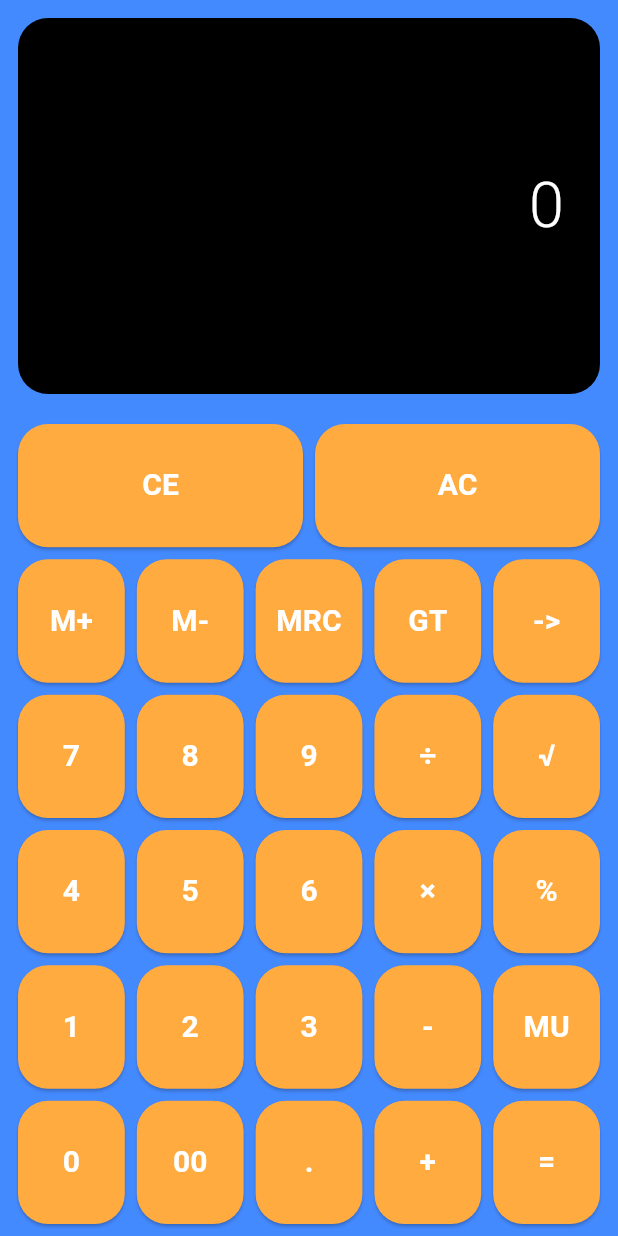
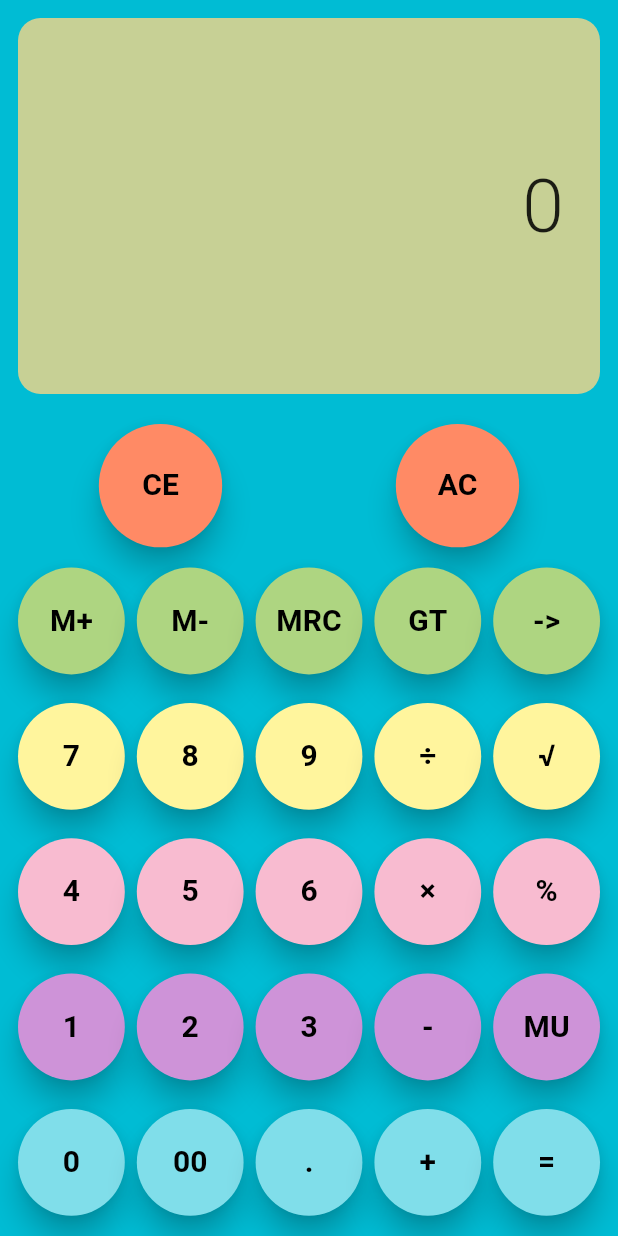
Before and after one commit to dbarrosodev/calculadora-flutter, a Flutter app: the screen it shows after launch, on a phone screen of 412 x 824 dp. Run offline on Flutter 3.47's test engine with Material 3 defaults, Android fonts, the phone set to English and light mode, and no system bars; our stand-ins replace google_fonts.

Commit message:
feat: atualizar layout da calculadora e adicionar suporte a novos plugins

```diff
--- a/lib/main.dart
+++ b/lib/main.dart
@@ -1,4 +1,5 @@
 import 'package:flutter/material.dart';
+import 'package:google_fonts/google_fonts.dart';
 import 'dart:math';
 
 void main() {
@@ -86,7 +87,7 @@ class _MainAppState extends State<MainApp> {
   Widget build(BuildContext context) {
     return MaterialApp(
       home: Scaffold(
-        backgroundColor: Colors.blueAccent,
+        backgroundColor: Colors.cyan,
         body: SafeArea(
           child: Column(
             children: [
@@ -104,17 +105,17 @@ class _MainAppState extends State<MainApp> {
                   child: Column(
                     mainAxisAlignment: MainAxisAlignment.spaceEvenly,
                     children: [
-                      Expanded(child: ButtonRow(labels: const ["CE", "AC"], onClick: updateVisor)),
+                      Expanded(child: ButtonRow(labels: const ["CE", "AC"], onClick: updateVisor, buttonColor: Colors.deepOrange.shade300)),
                       const SizedBox(height: 8),
-                      Expanded(child: ButtonRow(labels: const ["M+", "M-", "MRC", "GT", "->"], onClick: updateVisor)),
+                      Expanded(child: ButtonRow(labels: const ["M+", "M-", "MRC", "GT", "->"], onClick: updateVisor, buttonColor: Colors.lightGreen.shade300)),
                       const SizedBox(height: 8),
-                      Expanded(child: ButtonRow(labels: const ["7", "8", "9", "÷", "√"], onClick: updateVisor)),
+                      Expanded(child: ButtonRow(labels: const ["7", "8", "9", "÷", "√"], onClick: updateVisor, buttonColor: Colors.yellow.shade200)),
                       const SizedBox(height: 8),
-                      Expanded(child: ButtonRow(labels: const ["4", "5", "6", "×", "%"], onClick: updateVisor)),
+                      Expanded(child: ButtonRow(labels: const ["4", "5", "6", "×", "%"], onClick: updateVisor, buttonColor: Colors.pink.shade100)),
                       const SizedBox(height: 8),
-                      Expanded(child: ButtonRow(labels: const ["1", "2", "3", "-", "MU"], onClick: updateVisor)),
+                      Expanded(child: ButtonRow(labels: const ["1", "2", "3", "-", "MU"], onClick: updateVisor, buttonColor: Colors.purple.shade200)),
                       const SizedBox(height: 8),
-                      Expanded(child: ButtonRow(labels: const ["0", "00", ".", "+", "="], onClick: updateVisor)),
+                      Expanded(child: ButtonRow(labels: const ["0", "00", ".", "+", "="], onClick: updateVisor, buttonColor: Colors.cyan.shade200)),
                     ],
                   ),
                 ),
@@ -138,8 +139,8 @@ class Screen extends StatelessWidget {
       padding: const EdgeInsets.all(12.0),
       child: Container(
         decoration: BoxDecoration(
-          color: Colors.black,
-          borderRadius: BorderRadius.circular(20),
+          color: Color(0xFFC7D095),
+          borderRadius: BorderRadius.circular(15),
         ),
         width: double.infinity,
         padding: const EdgeInsets.symmetric(horizontal: 24, vertical: 20),
@@ -149,10 +150,10 @@ class Screen extends StatelessWidget {
           alignment: Alignment.centerRight,
           child: Text(
             value,
-            style: const TextStyle(
-              fontSize: 42,
+            style: GoogleFonts.shareTechMono(
+              fontSize: 50,
               fontWeight: FontWeight.w300,
-              color: Colors.white,
+              color: Colors.black87,
             ),
           ),
         ),
@@ -164,8 +165,9 @@ class Screen extends StatelessWidget {
 class ButtonRow extends StatelessWidget {
   final List<String> labels;
   final Function(String) onClick;
+  final Color buttonColor;
 
-  const ButtonRow({super.key, required this.labels, required this.onClick});
+  const ButtonRow({super.key, required this.labels, required this.onClick, required this.buttonColor});
 
   @override
   Widget build(BuildContext context) {
@@ -182,16 +184,16 @@ class ButtonRow extends StatelessWidget {
                   child: ElevatedButton(
                     onPressed: () => onClick(label),
                     style: ElevatedButton.styleFrom(
-                      backgroundColor: Colors.orangeAccent,
-                      foregroundColor: Colors.white,
-                      shape: RoundedRectangleBorder(
-                        borderRadius: BorderRadius.circular(20),
-                      ),
+                      elevation: 8,
+                      shadowColor: Colors.black,
+                      backgroundColor: buttonColor,
+                      foregroundColor: Colors.black,
+                      shape: const CircleBorder(),
                       padding: EdgeInsets.zero,
                     ),
                     child: Text(
                       label,
-                      style: const TextStyle(
+                      style: GoogleFonts.varelaRound(
                         fontSize: 20,
                         fontWeight: FontWeight.bold,
                       ),
--- a/pubspec.yaml
+++ b/pubspec.yaml
@@ -9,6 +9,7 @@ environment:
 dependencies:
   flutter:
     sdk: flutter
+  google_fonts: ^8.0.2
 
 dev_dependencies:
   flutter_test:
```
Also changed, not shown: pubspec.lock, 2 other files.
